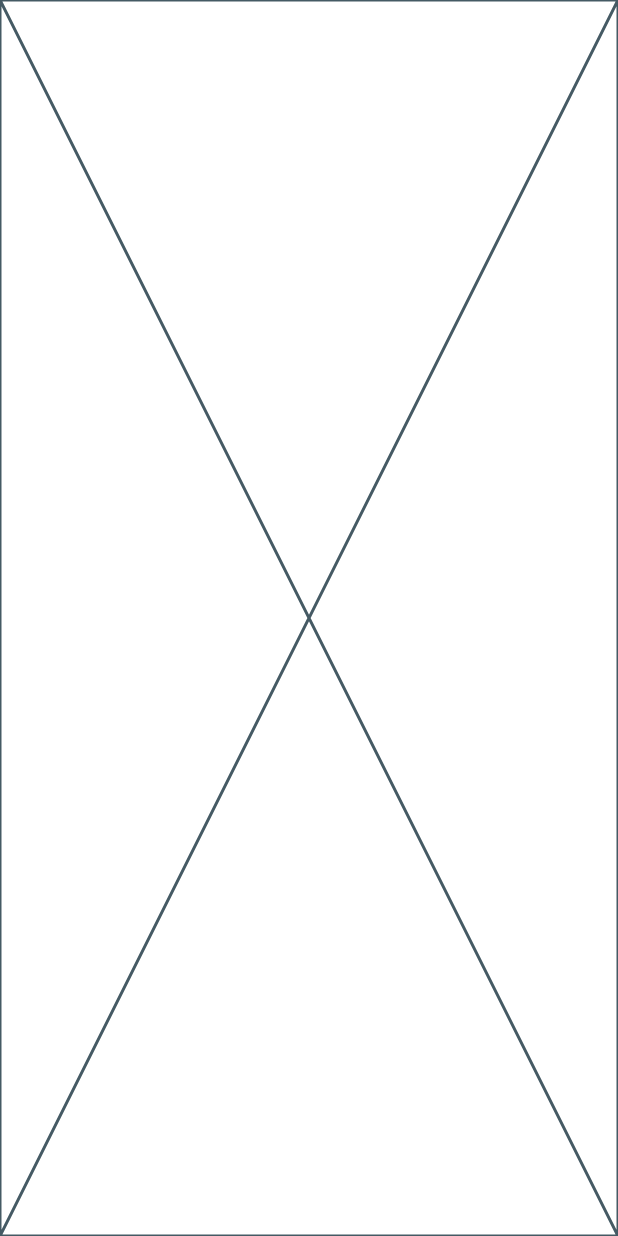
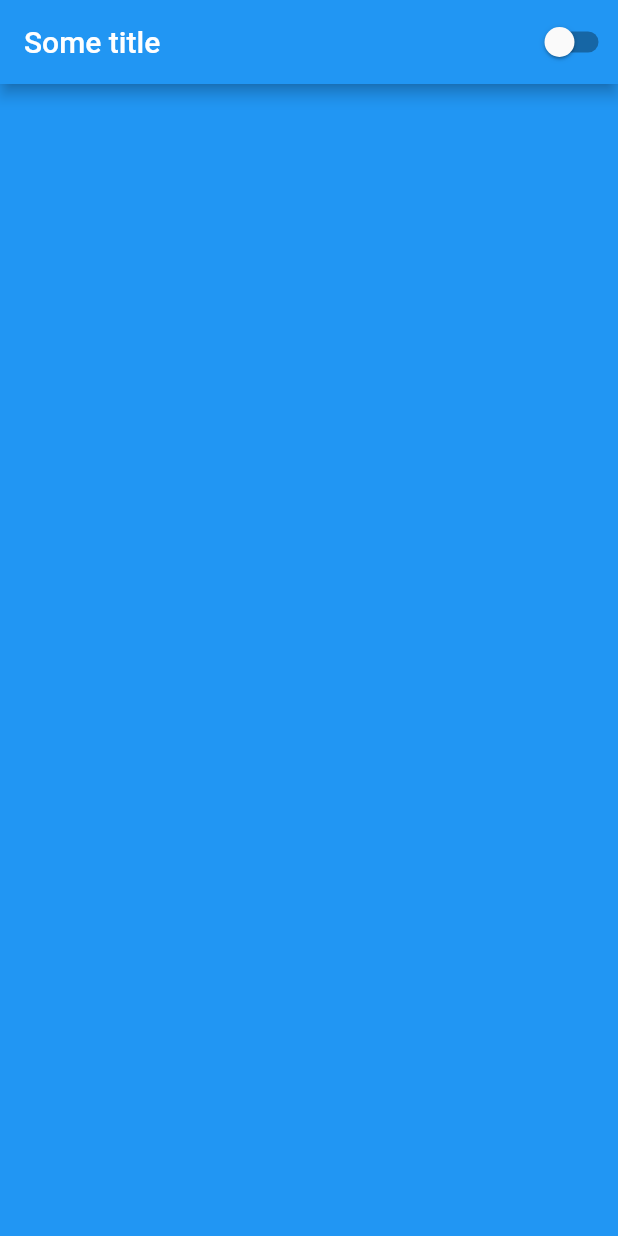
Before and after one commit to De4nWhit3/second_assignment, a Flutter app: the screen it shows after launch, on a phone screen of 412 x 824 dp. Run offline on Flutter 3.47's test engine with Material 2 defaults, Android fonts, the phone set to English and light mode, and no system bars.

Commit message:
added theme service from memory

```diff
--- /dev/null
+++ b/lib/2_application/services/theme_service.dart
@@ -0,0 +1,10 @@
+import 'package:flutter/material.dart';
+
+class ThemeService extends ChangeNotifier {
+  bool isDarkModeOn = false;
+
+  void toggleDarkMode() {
+    isDarkModeOn = !isDarkModeOn;
+    notifyListeners();
+  }
+}
--- a/lib/app_theme.dart
+++ b/lib/app_theme.dart
@@ -0,0 +1,18 @@
+import 'package:flutter/material.dart';
+
+class AppTheme {
+  static const Color light = Colors.blue;
+  static const Color dark = Colors.brown;
+
+  static ThemeData lightTheme = ThemeData(
+    appBarTheme: const AppBarTheme(backgroundColor: light),
+    scaffoldBackgroundColor: light,
+  );
+
+  static ThemeData darkTheme = ThemeData(
+    appBarTheme: const AppBarTheme(
+      backgroundColor: dark,
+    ),
+    scaffoldBackgroundColor: dark,
+  );
+}
--- a/lib/main.dart
+++ b/lib/main.dart
@@ -1,7 +1,13 @@
 import 'package:flutter/material.dart';
+import 'package:provider/provider.dart';
+import 'package:second_assignment/2_application/services/theme_service.dart';
+import 'package:second_assignment/app_theme.dart';
 
 void main() {
-  runApp(const MyApp());
+  runApp(ChangeNotifierProvider(
+    create: (_) => ThemeService(),
+    child: const MyApp(),
+  ));
 }
 
 class MyApp extends StatelessWidget {
@@ -9,6 +15,30 @@ class MyApp extends StatelessWidget {
 
   @override
   Widget build(BuildContext context) {
-    return const Placeholder();
+    return Consumer<ThemeService>(
+      builder: (context, themeService, child) {
+        return MaterialApp(
+          theme: AppTheme.lightTheme,
+          darkTheme: AppTheme.darkTheme,
+          themeMode:
+              themeService.isDarkModeOn ? ThemeMode.dark : ThemeMode.light,
+          debugShowCheckedModeBanner: false,
+          home: Scaffold(
+            appBar: AppBar(
+              title: const Text('Some title'),
+              actions: [
+                Switch(
+                  value: Provider.of<ThemeService>(context).isDarkModeOn,
+                  onChanged: (_) {
+                    Provider.of<ThemeService>(context, listen: false)
+                        .toggleDarkMode();
+                  },
+                ),
+              ],
+            ),
+          ),
+        );
+      },
+    );
   }
 }
```
